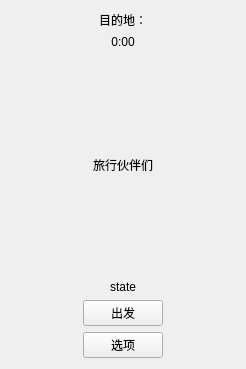
Qt form ui_class/go_window.ui (reflux18d/MaiGO) before a commit.
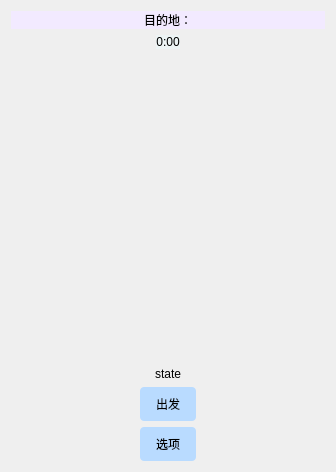
The same form after that commit. Icons and pictures are not drawn.

Commit message: ui-go window

What changed in the file:
```diff
--- a/ui_class/go_window.ui
+++ b/ui_class/go_window.ui
@@ -6,8 +6,8 @@
    <rect>
     <x>0</x>
     <y>0</y>
-    <width>246</width>
-    <height>369</height>
+    <width>336</width>
+    <height>472</height>
    </rect>
   </property>
   <property name="windowTitle">
@@ -18,9 +18,32 @@
     <selectedon>:/image/bear.png</selectedon>
    </iconset>
   </property>
+  <property name="styleSheet">
+   <string notr="true">QWidget#GoWidget {
+        border-image: url(:/image/friend.png) 0 0 0 0 round round;
+    }</string>
+  </property>
   <layout class="QVBoxLayout" name="verticalLayout_2">
    <item>
     <widget class="QLabel" name="goal_label">
+     <property name="autoFillBackground">
+      <bool>false</bool>
+     </property>
+     <property name="styleSheet">
+      <string notr="true">QLabel#goal_label{
+	font: 14pt &quot;Book Antiqua&quot;;
+	background-color:rgb(242, 234, 255)
+}</string>
+     </property>
+     <property name="frameShape">
+      <enum>QFrame::NoFrame</enum>
+     </property>
+     <property name="frameShadow">
+      <enum>QFrame::Raised</enum>
+     </property>
+     <property name="midLineWidth">
+      <number>0</number>
+     </property>
      <property name="text">
       <string>目的地：</string>
      </property>
@@ -29,8 +52,18 @@
      </property>
     </widget>
    </item>
-   <item>
+   <item alignment="Qt::AlignHCenter">
     <widget class="QLabel" name="time_label">
+     <property name="styleSheet">
+      <string notr="true">QLabel#time_label{
+	background-color:rgba(235, 252, 255, 100);
+	font: 20pt &quot;Noto Serif SC Black&quot;;
+}
+</string>
+     </property>
+     <property name="frameShadow">
+      <enum>QFrame::Plain</enum>
+     </property>
      <property name="text">
       <string>0:00</string>
      </property>
@@ -52,25 +85,6 @@
      </property>
     </spacer>
    </item>
-   <item>
-    <widget class="QLabel" name="label_2">
-     <property name="sizePolicy">
-      <sizepolicy hsizetype="Minimum" vsizetype="Minimum">
-       <horstretch>0</horstretch>
-       <verstretch>0</verstretch>
-      </sizepolicy>
-     </property>
-     <property name="text">
-      <string>旅行伙伴们</string>
-     </property>
-     <property name="scaledContents">
-      <bool>true</bool>
-     </property>
-     <property name="alignment">
-      <set>Qt::AlignCenter</set>
-     </property>
-    </widget>
-   </item>
    <item>
     <spacer name="verticalSpacer">
      <property name="orientation">
@@ -86,6 +100,12 @@
    </item>
    <item>
     <widget class="QLabel" name="state_label">
+     <property name="styleSheet">
+      <string notr="true">QLabel#state_label{
+	
+	font: 14pt &quot;Book Antiqua&quot;;
+}</string>
+     </property>
      <property name="text">
       <string>state</string>
      </property>
@@ -109,6 +129,22 @@
          <property name="layoutDirection">
           <enum>Qt::LeftToRight</enum>
          </property>
+         <property name="styleSheet">
+          <string notr="true">QPushButton {
+    background-color: rgb(185, 219, 255);  /* 蓝色背景 */
+    color: rgb(0, 0, 0);
+    border: none;
+    border-radius: 4px;
+    padding: 8px 16px;
+	font: 14pt &quot;STHupo&quot;;
+}
+QPushButton:hover {
+    background-color: rgb(103, 202, 255);  /* 悬停变深蓝 */
+}
+QPushButton:pressed {
+    background-color: rgb(101, 206, 255);  /* 按下颜色 */
+}</string>
+         </property>
          <property name="text">
           <string>出发</string>
          </property>
@@ -126,6 +162,22 @@
            <verstretch>0</verstretch>
           </sizepolicy>
          </property>
+         <property name="styleSheet">
+          <string notr="true">QPushButton {
+    background-color: rgb(185, 219, 255);  /* 蓝色背景 */
+    color: rgb(0, 0, 0);
+    border: none;
+    border-radius: 4px;
+    padding: 8px 16px;
+	font: 14pt &quot;STHupo&quot;;
+}
+QPushButton:hover {
+    background-color: rgb(103, 202, 255);  /* 悬停变深蓝 */
+}
+QPushButton:pressed {
+    background-color: rgb(101, 206, 255);  /* 按下颜色 */
+}</string>
+         </property>
          <property name="text">
           <string>选项</string>
          </property>
```
The commit also changes 4 other files.
